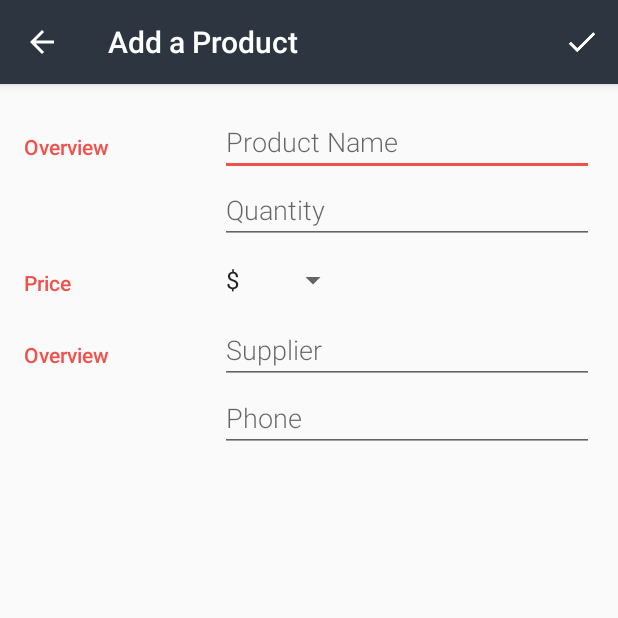
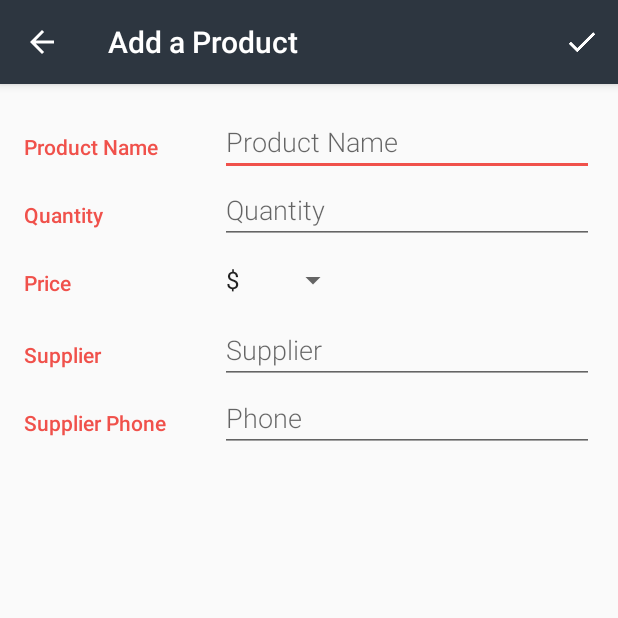
Before and after one commit to hjtse/Android-2.8InventoryApp, an Android app: the screen it shows after launch (EditorActivity), after a tap on an icon or button, on a phone screen of 412 x 824 dp, the top half of it. Run offline under Robolectric (Android 15) with nearby library versions, the phone set to English and light mode, and no system bars.

Commit message:
In Main Activity/Fragment, each list item displays the Product Name, Price, and Quantity.

```diff
--- a/app/src/main/java/com/example/android/inventory/CatalogActivity.java
+++ b/app/src/main/java/com/example/android/inventory/CatalogActivity.java
@@ -132,7 +132,8 @@ public class CatalogActivity extends AppCompatActivity implements LoaderManager.
         String[] projection = {
                 InventoryEntry._ID,
                 InventoryEntry.COLUMN_PRODUCT_NAME,
-                InventoryEntry.COLUMN_QUANTITY};
+                InventoryEntry.COLUMN_QUANTITY,
+                InventoryEntry.COLUMN_PRICE};
 
         // This loader will execute the ContentProvider's query method on a background thread
         return new CursorLoader(this,
--- a/app/src/main/java/com/example/android/inventory/InventoryCursorAdapter.java
+++ b/app/src/main/java/com/example/android/inventory/InventoryCursorAdapter.java
@@ -2,7 +2,6 @@ package com.example.android.inventory;
 
 import android.content.Context;
 import android.database.Cursor;
-import android.text.TextUtils;
 import android.view.LayoutInflater;
 import android.view.View;
 import android.view.ViewGroup;
@@ -10,7 +9,6 @@ import android.widget.CursorAdapter;
 import android.widget.TextView;
 
 import com.example.android.inventory.data.InventoryContract;
-import com.example.android.inventory.data.InventoryContract.InventoryEntry;
 
 
 /**
@@ -58,27 +56,36 @@ public class InventoryCursorAdapter extends CursorAdapter {
     @Override
     public void bindView(View view, Context context, Cursor cursor) {
         // Find individual views that we want to modify in the list item layout
-        TextView nameTextView = (TextView) view.findViewById(R.id.name);
-        TextView summaryTextView = (TextView) view.findViewById(R.id.summary);
+        TextView nameTextView = (TextView) view.findViewById(R.id.product_id);
+        TextView quantityTextView = (TextView) view.findViewById(R.id.quantity_id);
+        TextView priceTextView = (TextView) view.findViewById(R.id.price_id);
+
 
         // Find the columns of inventory attributes that we're interested in
+        int _id = cursor.getInt(cursor.getColumnIndexOrThrow(InventoryContract.InventoryEntry._ID));
+//        String nameColumnIndex = cursor.getString(cursor.getColumnIndexOrThrow(InventoryContract.InventoryEntry.COLUMN_PRODUCT_NAME));
+//        String quantityColumnIndex = cursor.getString(cursor.getColumnIndexOrThrow(InventoryContract.InventoryEntry.COLUMN_QUANTITY));
+//        String priceColumnIndex = cursor.getString(cursor.getColumnIndexOrThrow(InventoryContract.InventoryEntry.COLUMN_PRICE));
         int nameColumnIndex = cursor.getColumnIndex(InventoryContract.InventoryEntry.COLUMN_PRODUCT_NAME);
         int quantityColumnIndex = cursor.getColumnIndex(InventoryContract.InventoryEntry.COLUMN_QUANTITY);
+        int priceColumnIndex = cursor.getColumnIndex(InventoryContract.InventoryEntry.COLUMN_PRICE);
 
         // Read the inventory attributes from the Cursor for the current inventory
-        String inventoryName = cursor.getString(nameColumnIndex);
-        String inventoryQuantity = cursor.getString(quantityColumnIndex);
+        String productName = cursor.getString(nameColumnIndex);
+        String productQuantity = cursor.getString(quantityColumnIndex);
+        String productPrice = cursor.getString(priceColumnIndex);
+
+        // Update the TextViews with the attributes for the current inventory
+        nameTextView.setText(productName);
+        quantityTextView.setText(productQuantity);
+        priceTextView.setText(productPrice);
 
 
         // If the inventory breed is empty string or null, then use some default text
         // that says "Unknown breed", so the TextView isn't blank.
-        if (TextUtils.isEmpty(inventoryQuantity)) {
-            inventoryQuantity = context.getString(R.string.unknown_quantity);
-        }
+//        if (TextUtils.isEmpty(inventoryQuantity)) {
+//            inventoryQuantity = context.getString(R.string.unknown_quantity);
+//        }
 
-
-        // Update the TextViews with the attributes for the current inventory
-        nameTextView.setText(inventoryName);
-        summaryTextView.setText(inventoryQuantity);
     }
 }
--- a/app/src/main/res/layout/activity_editor.xml
+++ b/app/src/main/res/layout/activity_editor.xml
@@ -1,5 +1,4 @@
-<?xml version="1.0" encoding="utf-8"?>
-<!-- Copyright (C) 2016 The Android Open Source Project
+<?xml version="1.0" encoding="utf-8"?><!-- Copyright (C) 2016 The Android Open Source Project
      Licensed under the Apache License, Version 2.0 (the "License");
      you may not use this file except in compliance with the License.
      You may obtain a copy of the License at
@@ -9,10 +8,8 @@
      WITHOUT WARRANTIES OR CONDITIONS OF ANY KIND, either express or implied.
      See the License for the specific language governing permissions and
      limitations under the License.
--->
-<!-- Layout for the editor -->
-<LinearLayout
-    xmlns:android="http://schemas.android.com/apk/res/android"
+--><!-- Layout for the editor -->
+<LinearLayout xmlns:android="http://schemas.android.com/apk/res/android"
     xmlns:tools="http://schemas.android.com/tools"
     android:layout_width="match_parent"
     android:layout_height="match_parent"
@@ -27,64 +24,37 @@
         android:orientation="horizontal">
 
         <!-- Label -->
-        <TextView
-            android:text="@string/category_overview"
-            style="@style/CategoryStyle" />
+        <LinearLayout
+            android:layout_width="0dp"
+            android:layout_height="wrap_content"
+            android:layout_weight="1"
+            android:orientation="vertical">
 
-        <!-- Input fields -->
+            <TextView
+                android:id="@+id/category_product"
+                style="@style/CategoryStyle"
+                android:layout_width="wrap_content"
+                android:layout_height="wrap_content"
+                android:text="@string/category_product" />
+
+        </LinearLayout>
+
         <LinearLayout
+            android:layout_width="0dp"
             android:layout_height="wrap_content"
-            android:layout_width="0dp"
             android:layout_weight="2"
-            android:paddingLeft="4dp"
-            android:orientation="vertical">
+            android:orientation="vertical"
+            android:paddingLeft="4dp">
 
             <!-- Name field -->
             <EditText
                 android:id="@+id/edit_product_name"
+                style="@style/EditorFieldStyle"
                 android:hint="@string/hint_product_name"
-                android:inputType="textCapWords"
-                style="@style/EditorFieldStyle" />
+                android:inputType="textCapWords" />
 
-            <!-- Breed field -->
-            <EditText
-                android:id="@+id/edit_product_quantity"
-                android:hint="@string/hint_product_quantity"
-                android:inputType="number"
-                style="@style/EditorFieldStyle" />
         </LinearLayout>
     </LinearLayout>
-
-    <!-- Gender category -->
-    <LinearLayout
-        android:id="@+id/container_price"
-        android:layout_width="match_parent"
-        android:layout_height="wrap_content"
-        android:orientation="horizontal">
-
-        <!-- Label -->
-        <TextView
-            android:text="@string/category_price"
-            style="@style/CategoryStyle" />
-
-        <!-- Input field -->
-        <LinearLayout
-            android:layout_height="wrap_content"
-            android:layout_width="0dp"
-            android:layout_weight="2"
-            android:orientation="vertical">
-
-            <!-- Gender drop-down spinner -->
-            <Spinner
-                android:id="@+id/spinner_price"
-                android:layout_height="48dp"
-                android:layout_width="wrap_content"
-                android:paddingRight="16dp"
-                android:spinnerMode="dropdown"/>
-        </LinearLayout>
-    </LinearLayout>
-
-    <!-- Measurement category -->
 
 
     <!-- Overview category -->
@@ -94,32 +64,126 @@
         android:orientation="horizontal">
 
         <!-- Label -->
+        <LinearLayout
+            android:layout_width="0dp"
+            android:layout_height="wrap_content"
+            android:layout_weight="1"
+            android:orientation="vertical">
+
+            <TextView
+                android:id="@+id/category_quantity"
+                style="@style/CategoryStyle"
+                android:layout_width="wrap_content"
+                android:layout_height="wrap_content"
+                android:text="@string/category_quantity" />
+
+        </LinearLayout>
+
+        <LinearLayout
+            android:layout_width="0dp"
+            android:layout_height="wrap_content"
+            android:layout_weight="2"
+            android:orientation="vertical"
+            android:paddingLeft="4dp">
+
+            <!-- Quantity field -->
+            <EditText
+                android:id="@+id/edit_product_quantity"
+                style="@style/EditorFieldStyle"
+                android:hint="@string/hint_product_quantity"
+                android:inputType="number" />
+
+        </LinearLayout>
+    </LinearLayout>
+
+
+    <LinearLayout
+        android:id="@+id/container_price"
+        android:layout_width="match_parent"
+        android:layout_height="wrap_content"
+        android:orientation="horizontal">
+
+        <!-- Label -->
         <TextView
-            android:text="@string/category_overview"
-            style="@style/CategoryStyle" />
+            style="@style/CategoryStyle"
+            android:text="@string/category_price" />
+
+        <!-- Input field -->
+        <LinearLayout
+            android:layout_width="0dp"
+            android:layout_height="wrap_content"
+            android:layout_weight="2"
+            android:orientation="vertical">
+
+            <!-- Gender drop-down spinner -->
+            <Spinner
+                android:id="@+id/spinner_price"
+                android:layout_width="wrap_content"
+                android:layout_height="48dp"
+                android:paddingRight="16dp"
+                android:spinnerMode="dropdown" />
+        </LinearLayout>
+    </LinearLayout>
+
+    <LinearLayout
+        android:layout_width="match_parent"
+        android:layout_height="wrap_content"
+        android:orientation="horizontal">
+
+        <!-- Label -->
+        <TextView
+            style="@style/CategoryStyle"
+            android:text="@string/category_supplier" />
 
         <!-- Input fields -->
         <LinearLayout
+            android:layout_width="0dp"
             android:layout_height="wrap_content"
-            android:layout_width="0dp"
             android:layout_weight="2"
-            android:paddingLeft="4dp"
-            android:orientation="vertical">
+            android:orientation="vertical"
+            android:paddingLeft="4dp">
 
             <!-- Weight field -->
             <EditText
                 android:id="@+id/edit_supplier_name"
+                style="@style/EditorFieldStyle"
                 android:hint="@string/hint_supplier_name"
-                android:inputType="textCapWords"
-                style="@style/EditorFieldStyle" />
+                android:inputType="textCapWords" />
+
+        </LinearLayout>
+    </LinearLayout>
+
+
+    <LinearLayout
+        android:layout_width="match_parent"
+        android:layout_height="wrap_content"
+        android:orientation="horizontal">
+
+        <!-- Label -->
+        <TextView
+            style="@style/CategoryStyle"
+            android:text="@string/category_phone" />
+
+        <!-- Input fields -->
+        <LinearLayout
+            android:layout_width="0dp"
+            android:layout_height="wrap_content"
+            android:layout_weight="2"
+            android:orientation="vertical"
+            android:paddingLeft="4dp">
 
             <!-- Breed field -->
             <EditText
                 android:id="@+id/edit_supplier_phone"
+                style="@style/EditorFieldStyle"
                 android:hint="@string/hint_supplier_phone"
-                android:inputType="phone"
-                style="@style/EditorFieldStyle" />
+                android:inputType="phone" />
+
         </LinearLayout>
     </LinearLayout>
 
+
+
+
+
 </LinearLayout>
--- a/app/src/main/res/layout/list_item.xml
+++ b/app/src/main/res/layout/list_item.xml
@@ -6,7 +6,7 @@
     android:padding="@dimen/activity_margin">
 
     <TextView
-        android:id="@+id/name"
+        android:id="@+id/product_id"
         android:layout_width="wrap_content"
         android:layout_height="wrap_content"
         android:fontFamily="sans-serif-medium"
@@ -14,10 +14,19 @@
         android:textColor="#2B3D4D" />
 
     <TextView
-        android:id="@+id/summary"
+        android:id="@+id/quantity_id"
         android:layout_width="wrap_content"
         android:layout_height="wrap_content"
         android:fontFamily="sans-serif"
         android:textAppearance="?android:textAppearanceSmall"
         android:textColor="#AEB6BD" />
+
+    <TextView
+        android:id="@+id/price_id"
+        android:layout_width="wrap_content"
+        android:layout_height="wrap_content"
+        android:fontFamily="sans-serif"
+        android:textAppearance="?android:textAppearanceSmall"
+        android:textColor="#AEB6BD" />
+
 </LinearLayout>
--- a/app/src/main/res/values/strings.xml
+++ b/app/src/main/res/values/strings.xml
@@ -9,9 +9,13 @@
     <string name="action_save">Save</string>
     <string name="action_delete">Delete</string>
 
-    <string name="category_overview">Overview</string>
+
+    <string name="category_product">Product Name</string>
+    <string name="category_quantity">Quantity</string>
     <string name="category_price">Price</string>
     <string name="category_supplier">Supplier</string>
+    <string name="category_phone">Supplier Phone</string>
+
 
     <string name="hint_product_name">Product Name</string>
     <string name="hint_product_quantity">Quantity</string>
```
